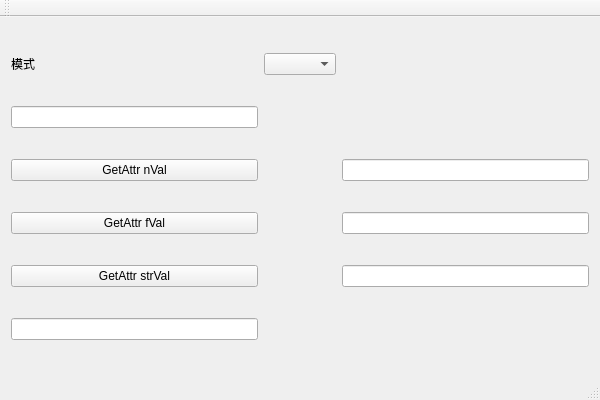
wangyunfu1996/IRayDetector, file IRayDetectorWidgetsApplication/IRayDetectorWidgetsApplication.ui: the form before one commit.
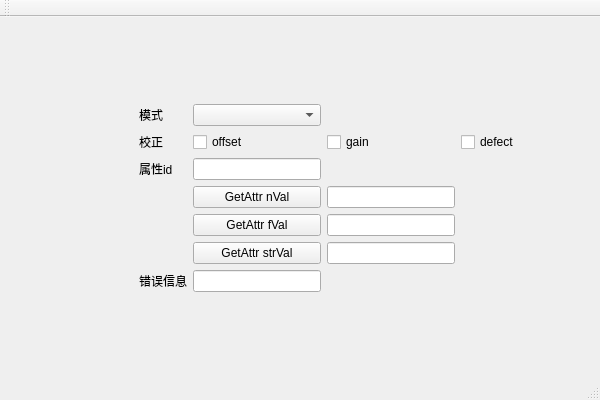
The form after the commit.

Commit message: 修改探测器校正选项；

What changed in the file:
```diff
--- a/IRayDetectorWidgetsApplication/IRayDetectorWidgetsApplication.ui
+++ b/IRayDetectorWidgetsApplication/IRayDetectorWidgetsApplication.ui
@@ -15,49 +15,143 @@
   </property>
   <widget class="QWidget" name="centralWidget">
    <layout class="QGridLayout" name="gridLayout">
-    <item row="3" column="2">
+    <item row="5" column="4">
      <widget class="QLineEdit" name="lineEdit_fVal"/>
     </item>
-    <item row="3" column="0">
+    <item row="5" column="2">
      <widget class="QPushButton" name="pushButton_fVal">
       <property name="text">
        <string>GetAttr fVal</string>
       </property>
      </widget>
     </item>
-    <item row="1" column="0">
+    <item row="3" column="2">
      <widget class="QLineEdit" name="lineEdit_nAttrID"/>
     </item>
-    <item row="2" column="2">
-     <widget class="QLineEdit" name="lineEdit_nVal"/>
+    <item row="8" column="2">
+     <spacer name="verticalSpacer">
+      <property name="orientation">
+       <enum>Qt::Vertical</enum>
+      </property>
+      <property name="sizeHint" stdset="0">
+       <size>
+        <width>20</width>
+        <height>40</height>
+       </size>
+      </property>
+     </spacer>
+    </item>
+    <item row="1" column="2">
+     <widget class="QComboBox" name="comboBox_mode"/>
     </item>
     <item row="2" column="0">
+     <spacer name="horizontalSpacer">
+      <property name="orientation">
+       <enum>Qt::Horizontal</enum>
+      </property>
+      <property name="sizeHint" stdset="0">
+       <size>
+        <width>40</width>
+        <height>20</height>
+       </size>
+      </property>
+     </spacer>
+    </item>
+    <item row="4" column="4">
+     <widget class="QLineEdit" name="lineEdit_nVal"/>
+    </item>
+    <item row="7" column="1">
+     <widget class="QLabel" name="label_2">
+      <property name="text">
+       <string>错误信息</string>
+      </property>
+     </widget>
+    </item>
+    <item row="1" column="1">
+     <widget class="QLabel" name="label">
+      <property name="text">
+       <string>模式</string>
+      </property>
+     </widget>
+    </item>
+    <item row="4" column="2">
      <widget class="QPushButton" name="pushButton_nVal">
       <property name="text">
        <string>GetAttr nVal</string>
       </property>
      </widget>
     </item>
-    <item row="5" column="0">
+    <item row="7" column="2">
      <widget class="QLineEdit" name="lineEdit_msg"/>
     </item>
-    <item row="4" column="2">
+    <item row="6" column="4">
      <widget class="QLineEdit" name="lineEdit_strVal"/>
     </item>
-    <item row="4" column="0">
+    <item row="0" column="2">
+     <spacer name="verticalSpacer_2">
+      <property name="orientation">
+       <enum>Qt::Vertical</enum>
+      </property>
+      <property name="sizeHint" stdset="0">
+       <size>
+        <width>20</width>
+        <height>40</height>
+       </size>
+      </property>
+     </spacer>
+    </item>
+    <item row="3" column="1">
+     <widget class="QLabel" name="label_3">
+      <property name="text">
+       <string>属性id</string>
+      </property>
+     </widget>
+    </item>
+    <item row="2" column="1">
+     <widget class="QLabel" name="label_4">
+      <property name="text">
+       <string>校正</string>
+      </property>
+     </widget>
+    </item>
+    <item row="6" column="2">
      <widget class="QPushButton" name="pushButton_strVal">
       <property name="text">
        <string>GetAttr strVal</string>
       </property>
      </widget>
     </item>
-    <item row="0" column="1">
-     <widget class="QComboBox" name="comboBox_mode"/>
+    <item row="4" column="5">
+     <spacer name="horizontalSpacer_2">
+      <property name="orientation">
+       <enum>Qt::Horizontal</enum>
+      </property>
+      <property name="sizeHint" stdset="0">
+       <size>
+        <width>40</width>
+        <height>20</height>
+       </size>
+      </property>
+     </spacer>
     </item>
-    <item row="0" column="0">
-     <widget class="QLabel" name="label">
+    <item row="2" column="2">
+     <widget class="QCheckBox" name="checkBox_offset">
       <property name="text">
-       <string>模式</string>
+       <string>offset</string>
+      </property>
+     </widget>
+    </item>
+    <item row="2" column="4">
+     <widget class="QCheckBox" name="checkBox_gain">
+      <property name="text">
+       <string>gain</string>
+      </property>
+     </widget>
+    </item>
+    <item row="2" column="5">
+     <widget class="QCheckBox" name="checkBox_defect">
+      <property name="text">
+       <string>defect</string>
       </property>
      </widget>
     </item>
```
The commit also changes 4 other files.
